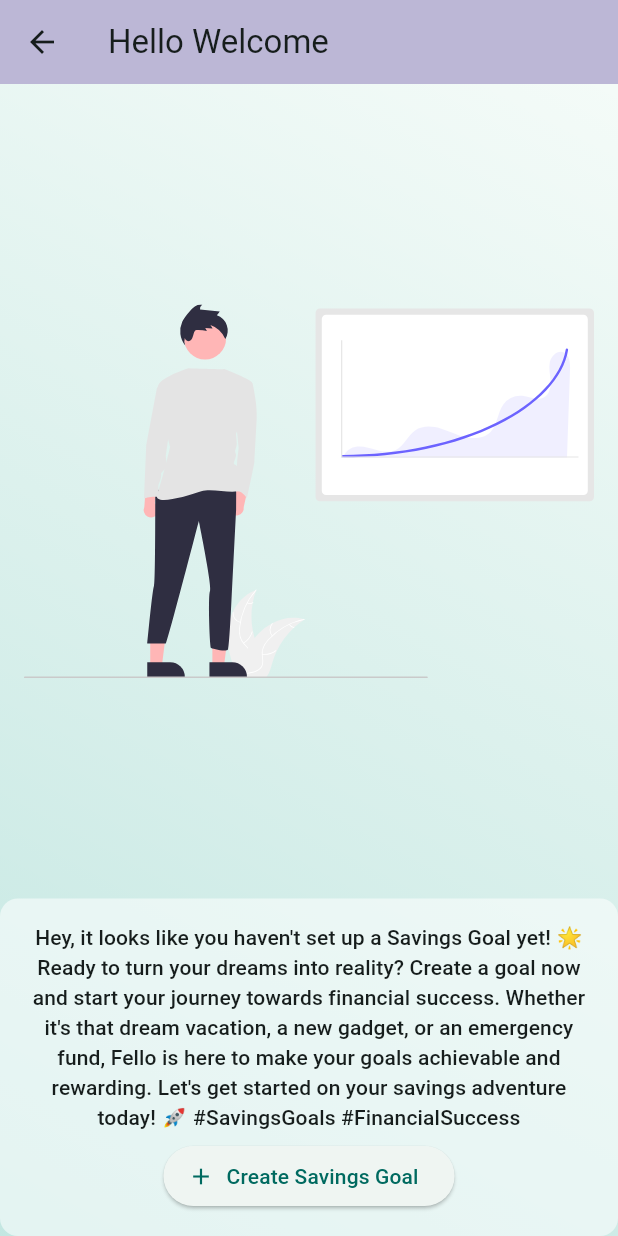
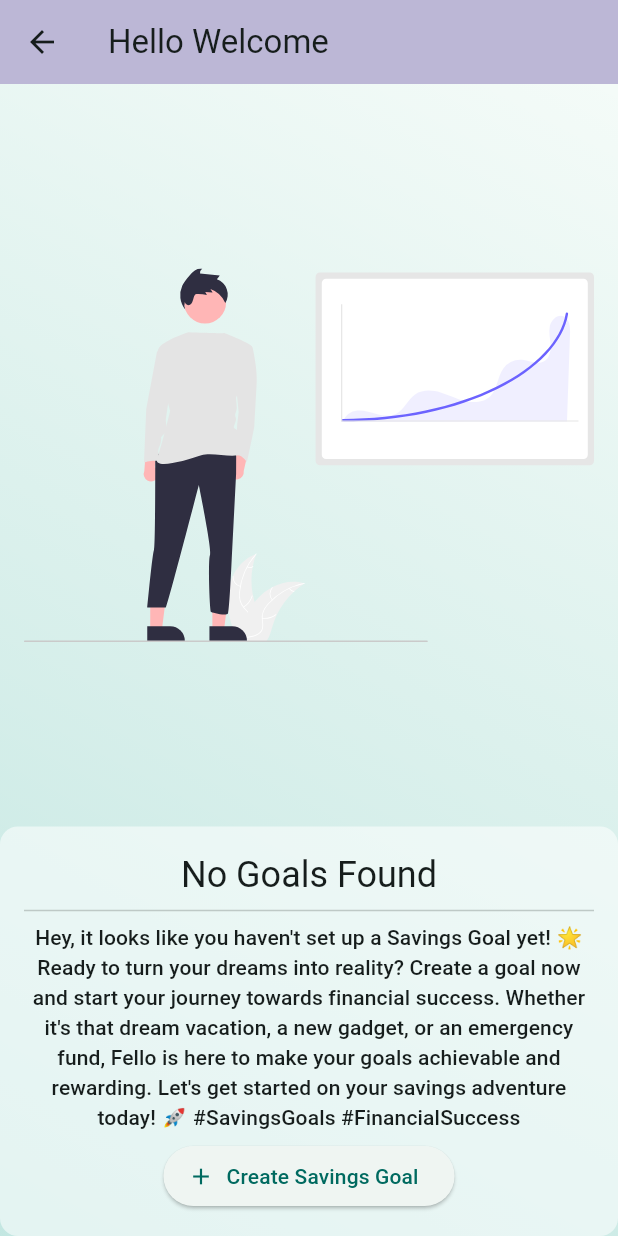
Before and after one commit to PurshuRana/Fello-Hackathon, a Flutter app: the DashboardScreen screen opened directly, on a phone screen of 412 x 824 dp. Run offline on Flutter 3.47's test engine with Material 3 defaults, Android fonts, the phone set to English and light mode, and no system bars; our stand-ins replace equatable, flutter_bloc, flutter_svg, hydrated_bloc.

Commit message:
Ui change

```diff
--- a/lib/view/add_savigs_goals/add_savings_goals.dart
+++ b/lib/view/add_savigs_goals/add_savings_goals.dart
@@ -106,7 +106,7 @@ class _AddSavingsGoalsState extends State<AddSavingsGoals> with ValidationsMixin
       goalAmount: int.parse(goalAmountController.text).toDouble(),
       targetDate: goalTargetDateController.text,
       startDateDate: goalStartDateController.text,
-      goalFrequency: SavingsGoalFrequency.montly,
+      goalFrequency: frquencyNotifier.value,
       goalPriority: SavingsGoalPriority.high,
       amountSaved: 0,
     );
--- a/lib/view/dashboard/widgets/empty_saving_goals.dart
+++ b/lib/view/dashboard/widgets/empty_saving_goals.dart
@@ -37,6 +37,12 @@ class _EmptySavingsGoalsWidget extends StatelessWidget {
                 mainAxisSize: MainAxisSize.min,
                 children: [
                   Text(
+                    "No Goals Found",
+                    style: context.textTheme.headlineSmall,
+                    textAlign: TextAlign.center,
+                  ),
+                  const Divider(),
+                  Text(
                     StringConstants.emptySavingsGoals,
                     style: context.textTheme.labelLarge,
                     textAlign: TextAlign.center,
```
